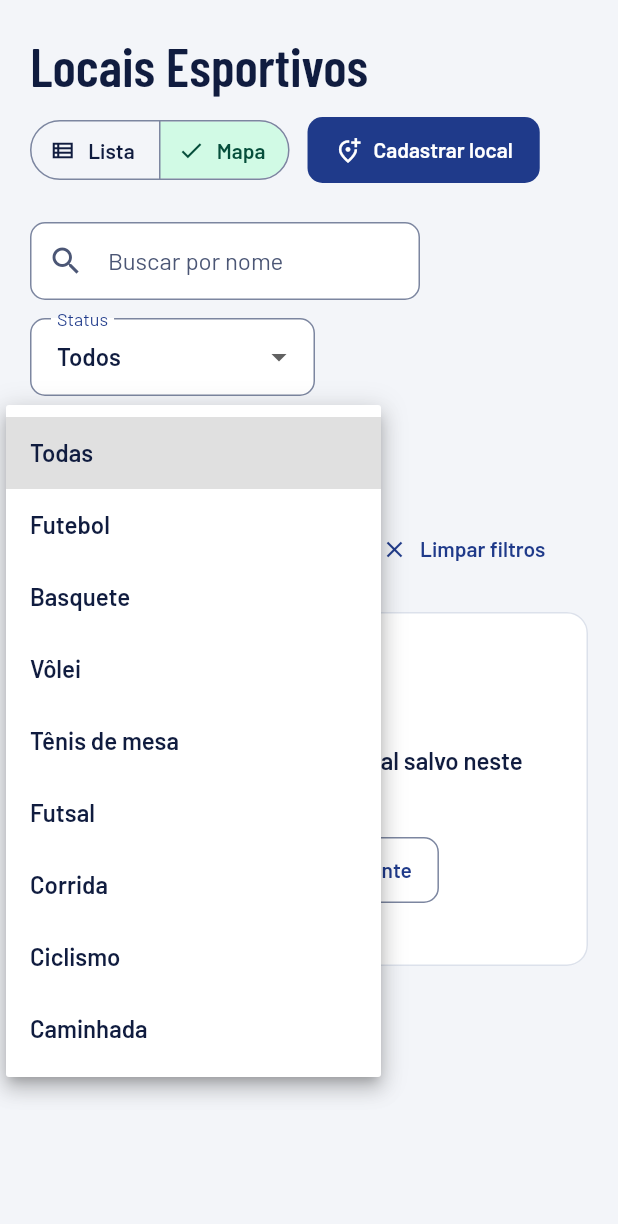
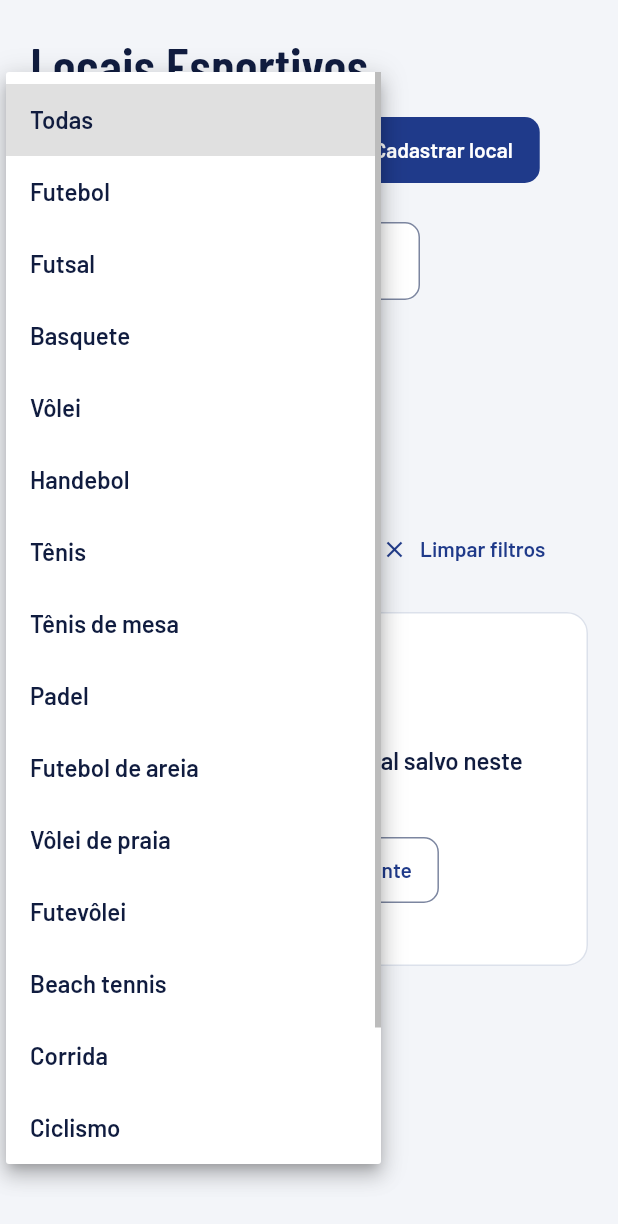
Before and after one commit to GabrielPittaBr/MVP_COMPY, a Flutter app: the AdminPlacesPage widget shown alone on an empty page, opened directly, after a tap on "Mapa", after a tap on "Todas", on a phone screen of 412 x 824 dp. Shown: the top 1224 px of the screen. Run offline on Flutter 3.47's test engine with Material 3 defaults, Android fonts, the light colour scheme and no system bars; our stand-ins replace cached_network_image, cloud_firestore, cloud_functions, equatable, firebase_auth, firebase_core and 9 more; missing offline and left inert: crop_your_image, dart:js_interop, firebase_app_check; accounts and stored records are empty.

Commit message:
feat: painel admin com as novas modalidades num mapa unico de rotulos

```diff
--- /dev/null
+++ b/admin/lib/core/constants/admin_sports.dart
@@ -0,0 +1,31 @@
+/// Modalidades aceitas pelo COMPY: nome gravado no Firestore → rótulo PT-BR.
+///
+/// É a **única** cópia da lista no painel: o filtro e o formulário de locais,
+/// a lista de eventos e a lista de usuários leem daqui. Fora do painel, a
+/// mesma lista vive no enum `Sport` do app, em `validSports()` do
+/// `firestore.rules` e em `supportedSports` do Admin SDK. Esporte novo entra
+/// nos quatro, senão o local com ele não salva ou aparece com o nome cru.
+///
+/// A ordem é a do enum do app, e é a dos chips do formulário e do filtro.
+const Map<String, String> adminSportLabels = <String, String>{
+  'futebol': 'Futebol',
+  'futsal': 'Futsal',
+  'basquete': 'Basquete',
+  'volei': 'Vôlei',
+  'handebol': 'Handebol',
+  'tenis': 'Tênis',
+  'tenisDeMesa': 'Tênis de mesa',
+  'padel': 'Padel',
+  'futebolDeAreia': 'Futebol de areia',
+  'voleiDePraia': 'Vôlei de praia',
+  'futevolei': 'Futevôlei',
+  'beachTennis': 'Beach tennis',
+  'corrida': 'Corrida',
+  'ciclismo': 'Ciclismo',
+  'caminhada': 'Caminhada',
+  'skate': 'Skate',
+};
+
+/// Rótulo PT-BR de um nome gravado. Um nome que o painel não conhece aparece
+/// cru, para o administrador perceber que há algo fora do contrato.
+String adminSportLabel(String sport) => adminSportLabels[sport] ?? sport;
--- a/admin/lib/features/places/presentation/admin_places_page.dart
+++ b/admin/lib/features/places/presentation/admin_places_page.dart
@@ -3,6 +3,7 @@ import 'dart:async';
 import 'package:flutter/material.dart';
 import 'package:go_router/go_router.dart';
 
+import '../../../core/constants/admin_sports.dart';
 import '../../../core/shell/admin_shell.dart';
 import '../../../core/theme/admin_colors.dart';
 import '../../../core/widgets/admin_status_pill.dart';
@@ -307,19 +308,11 @@ class _AdminPlacesPageState extends State<AdminPlacesPage> {
             initialValue: filters.sport ?? '',
             isExpanded: true,
             decoration: const InputDecoration(labelText: 'Modalidade'),
-            items: const <DropdownMenuItem<String>>[
-              DropdownMenuItem(value: '', child: Text('Todas')),
-              DropdownMenuItem(value: 'futebol', child: Text('Futebol')),
-              DropdownMenuItem(value: 'basquete', child: Text('Basquete')),
-              DropdownMenuItem(value: 'volei', child: Text('Vôlei')),
-              DropdownMenuItem(
-                value: 'tenisDeMesa',
-                child: Text('Tênis de mesa'),
-              ),
-              DropdownMenuItem(value: 'futsal', child: Text('Futsal')),
-              DropdownMenuItem(value: 'corrida', child: Text('Corrida')),
-              DropdownMenuItem(value: 'ciclismo', child: Text('Ciclismo')),
-              DropdownMenuItem(value: 'caminhada', child: Text('Caminhada')),
+            items: <DropdownMenuItem<String>>[
+              const DropdownMenuItem(value: '', child: Text('Todas')),
+              for (final MapEntry(key: value, value: label)
+                  in adminSportLabels.entries)
+                DropdownMenuItem(value: value, child: Text(label)),
             ],
             onChanged: (value) => _updateFilters(
               filters.copyWith(
@@ -404,7 +397,7 @@ class _PlaceTile extends StatelessWidget {
                       children: <Widget>[
                         if (compact) pill,
                         ...place.sports.map(
-                          (sport) => _SportTag(_sportLabel(sport)),
+                          (sport) => _SportTag(adminSportLabel(sport)),
                         ),
                       ],
                     ),
@@ -423,18 +416,6 @@ class _PlaceTile extends StatelessWidget {
       ),
     );
   }
-
-  String _sportLabel(String value) => switch (value) {
-    'futebol' => 'Futebol',
-    'basquete' => 'Basquete',
-    'volei' => 'Vôlei',
-    'tenisDeMesa' => 'Tênis de mesa',
-    'futsal' => 'Futsal',
-    'corrida' => 'Corrida',
-    'ciclismo' => 'Ciclismo',
-    'caminhada' => 'Caminhada',
-    _ => value,
-  };
 }
 
 class _SportTag extends StatelessWidget {
```
Also changed, not shown: admin/lib/features/events/presentation/admin_events_pages.dart (+3 -13 lines), admin/lib/features/places/data/admin_place_model.dart (+6 -10 lines), admin/lib/features/places/presentation/admin_place_form_page.dart (+3 -14 lines), admin/lib/features/users/presentation/admin_users_pages.dart (+2 -11 lines), 1 other file.
